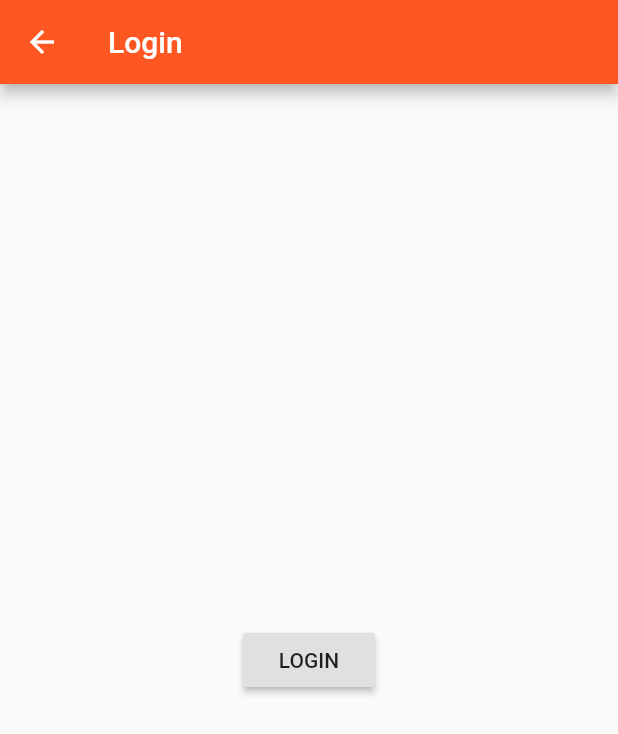
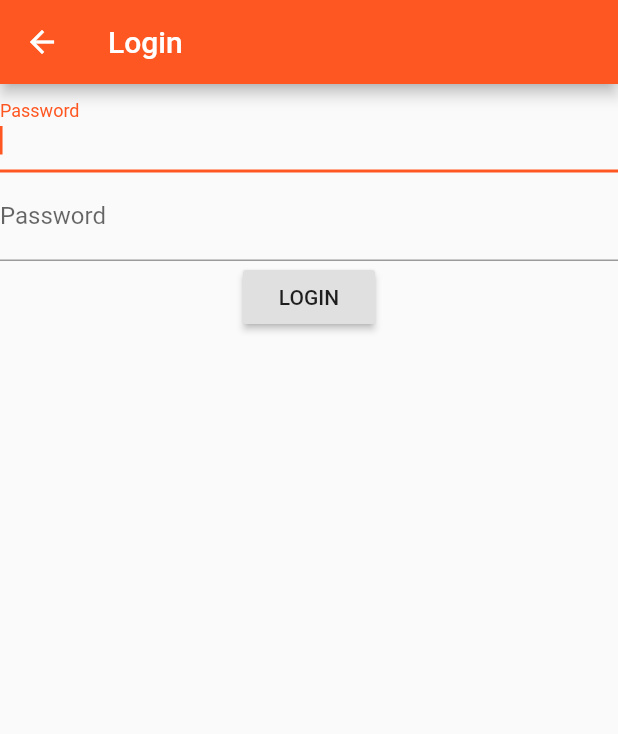
Before and after one commit to Bygaga63/it-shop-flutter, a Flutter app: the AuthPage screen opened directly, on a phone screen of 412 x 824 dp. Shown: the top 734 px of the screen. Run offline on Flutter 3.47's test engine with Material 2 defaults, Android fonts, the phone set to English and light mode, and no system bars.

Commit message:
add auth widget

```diff
--- a/lib/pages/auth.dart
+++ b/lib/pages/auth.dart
@@ -1,17 +1,47 @@
 import 'package:flutter/material.dart';
 
-class AuthPage extends StatelessWidget {
+class AuthPage extends StatefulWidget {
+  @override
+  _AuthPageState createState() => _AuthPageState();
+}
+
+class _AuthPageState extends State<AuthPage> {
+  String _emailValue;
+
+  String _passwordValue;
+
   @override
   Widget build(BuildContext context) {
     return Scaffold(
       appBar: AppBar(
         title: Text('Login'),
       ),
-      body: Center(
-        child: RaisedButton(
-          child: Text('LOGIN'),
-          onPressed: () => Navigator.of(context).pushReplacementNamed('/'),
-        ),
+      body: Column(
+        children: <Widget>[
+          TextField(
+            decoration: InputDecoration(labelText: 'Password'),
+            autofocus: true,
+            keyboardType: TextInputType.emailAddress,
+            onChanged: (String value) {
+              setState(() {
+                _emailValue = value;
+              });
+            },
+          ),
+          TextField(
+            decoration: InputDecoration(labelText: 'Password'),
+            autofocus: true,
+            onChanged: (String value) {
+              setState(() {
+                _passwordValue = value;
+              });
+            },
+          ),
+          RaisedButton(
+            child: Text('LOGIN'),
+            onPressed: () => Navigator.of(context).pushReplacementNamed('/'),
+          ),
+        ],
       ),
     );
   }
```
Also changed, not shown: lib/main.dart (+9 -7 lines), lib/pages/product_create.dart (+14 -2 lines), lib/pages/products.dart (+3 -5 lines), lib/product_control.dart (deleted, +0 -18 lines), lib/product_manager.dart (+3 -12 lines), lib/products.dart (+3 -10 lines).
